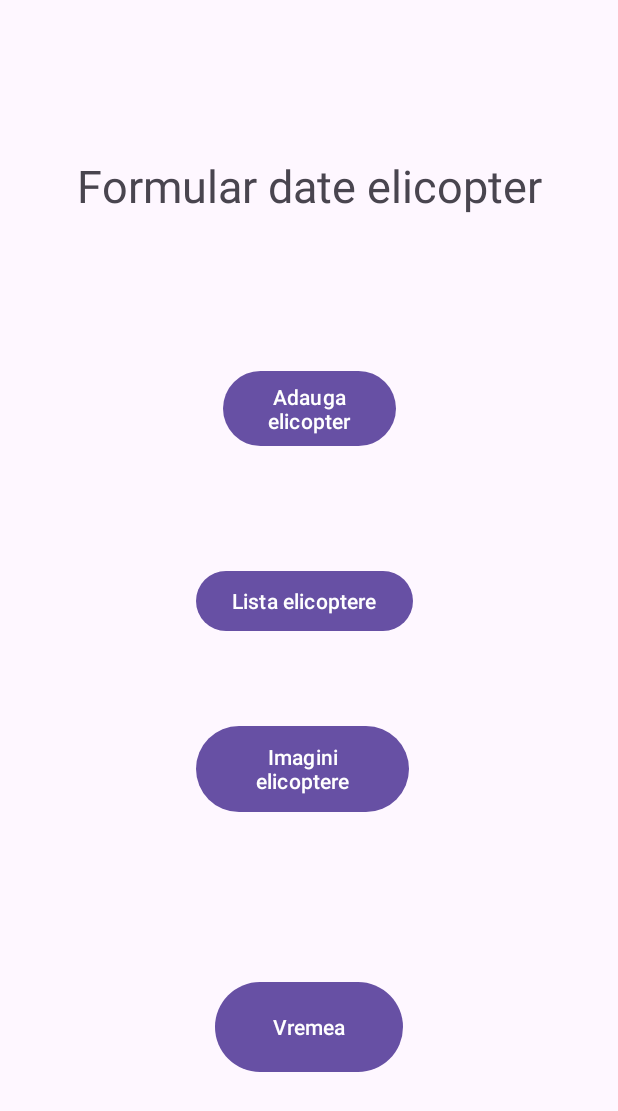
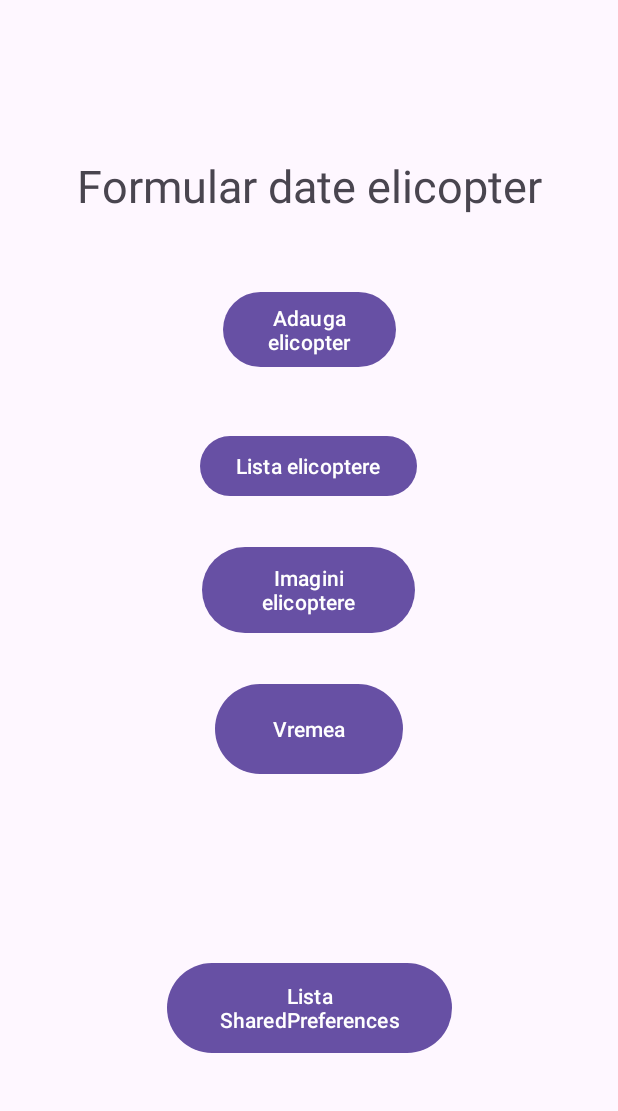
Before and after one commit to eduardscutariu/Scutariu_Eduard_ActivitateDAM2024, an Android app: the screen it shows after launch (MainActivity), on a phone screen of 412 x 824 dp. Shown: the top 1111 px of the screen. Run offline under Robolectric (Android 15) with nearby library versions, the phone set to English and light mode, and no system bars.

Commit message:
seminar11

```diff
--- a/seminar4/app/src/main/AndroidManifest.xml
+++ b/seminar4/app/src/main/AndroidManifest.xml
@@ -15,6 +15,9 @@
         android:theme="@style/Theme.Seminar4"
         android:usesCleartextTraffic="true"
         tools:targetApi="31">
+        <activity
+            android:name=".ListaSharedPreferences"
+            android:exported="false" />
         <activity
             android:name=".Vremea"
             android:exported="false" />
--- a/seminar4/app/src/main/java/com/example/seminar4/MainActivity.java
+++ b/seminar4/app/src/main/java/com/example/seminar4/MainActivity.java
@@ -72,6 +72,15 @@ public class MainActivity extends AppCompatActivity {
             }
         });
 
+        Button btnSharedPref=findViewById(R.id.button6);
+        btnSharedPref.setOnClickListener(new View.OnClickListener() {
+            @Override
+            public void onClick(View view) {
+                Intent it =new Intent(getApplicationContext(), ListaSharedPreferences.class);
+                startActivity(it);
+            }
+        });
+
     }
 
     @Override
--- a/seminar4/app/src/main/res/layout/activity_main.xml
+++ b/seminar4/app/src/main/res/layout/activity_main.xml
@@ -28,7 +28,7 @@
         app:layout_constraintEnd_toEndOf="parent"
         app:layout_constraintStart_toStartOf="parent"
         app:layout_constraintTop_toBottomOf="@+id/textView2"
-        app:layout_constraintVertical_bias="0.16" />
+        app:layout_constraintVertical_bias="0.075" />
 
     <Button
         android:id="@+id/button2"
@@ -37,10 +37,10 @@
         android:text="@string/lista_elicoptere"
         app:layout_constraintBottom_toBottomOf="parent"
         app:layout_constraintEnd_toEndOf="parent"
-        app:layout_constraintHorizontal_bias="0.49"
+        app:layout_constraintHorizontal_bias="0.498"
         app:layout_constraintStart_toStartOf="parent"
         app:layout_constraintTop_toBottomOf="@+id/button1"
-        app:layout_constraintVertical_bias="0.159" />
+        app:layout_constraintVertical_bias="0.072" />
 
     <Button
         android:id="@+id/button3"
@@ -49,10 +49,10 @@
         android:text="@string/imagini_elicoptere"
         app:layout_constraintBottom_toBottomOf="parent"
         app:layout_constraintEnd_toEndOf="parent"
-        app:layout_constraintHorizontal_bias="0.483"
+        app:layout_constraintHorizontal_bias="0.498"
         app:layout_constraintStart_toStartOf="parent"
         app:layout_constraintTop_toBottomOf="@+id/button2"
-        app:layout_constraintVertical_bias="0.166" />
+        app:layout_constraintVertical_bias="0.061" />
 
     <Button
         android:id="@+id/button4"
@@ -62,6 +62,17 @@
         app:layout_constraintBottom_toBottomOf="parent"
         app:layout_constraintEnd_toEndOf="parent"
         app:layout_constraintStart_toStartOf="parent"
-        app:layout_constraintTop_toBottomOf="@+id/button3" />
+        app:layout_constraintTop_toBottomOf="@+id/button3"
+        app:layout_constraintVertical_bias="0.079" />
+
+    <Button
+        android:id="@+id/button6"
+        android:layout_width="190dp"
+        android:layout_height="68dp"
+        android:text="@string/lista_sharedpreferences"
+        app:layout_constraintBottom_toBottomOf="parent"
+        app:layout_constraintEnd_toEndOf="parent"
+        app:layout_constraintStart_toStartOf="parent"
+        app:layout_constraintTop_toBottomOf="@+id/button4" />
 
 </androidx.constraintlayout.widget.ConstraintLayout>
--- a/seminar4/app/src/main/res/values/strings.xml
+++ b/seminar4/app/src/main/res/values/strings.xml
@@ -21,6 +21,7 @@
     <string name="key">Key</string>
     <string name="key_of_the_city">key of the city</string>
     <string name="max_min">Max/Min</string>
+    <string name="lista_sharedpreferences">Lista SharedPreferences</string>
     <string-array name="stare">
         <item>nou</item>
         <item>utilizat</item>
```
Also changed, not shown: seminar4/app/src/main/java/com/example/seminar4/AdaugareElicopter.java (+51 -1 lines), seminar4/app/src/main/java/com/example/seminar4/Elicopter.java (+11 -0 lines), seminar4/app/src/main/java/com/example/seminar4/ListaElicoptere.java (+28 -12 lines), seminar4/app/src/main/java/com/example/seminar4/ListaSharedPreferences.java (added, +44 -0 lines), seminar4/app/src/main/res/layout/activity_lista_shared_preferences.xml (added, +18 -0 lines).
